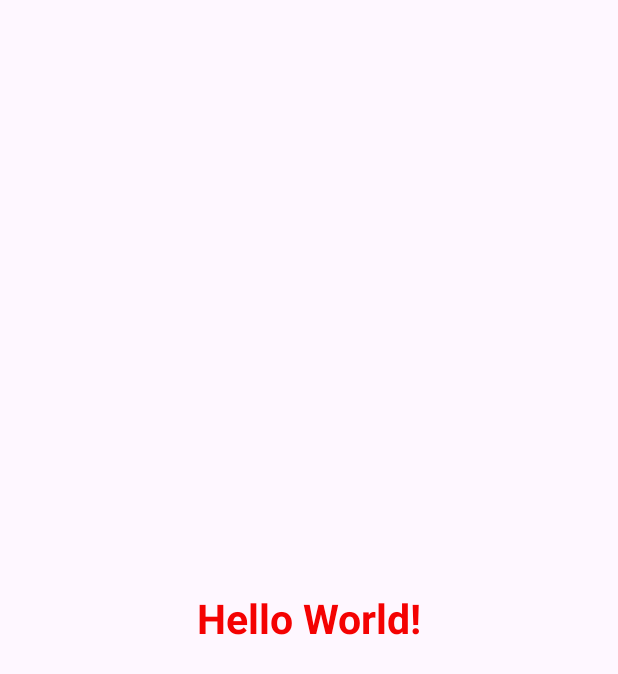
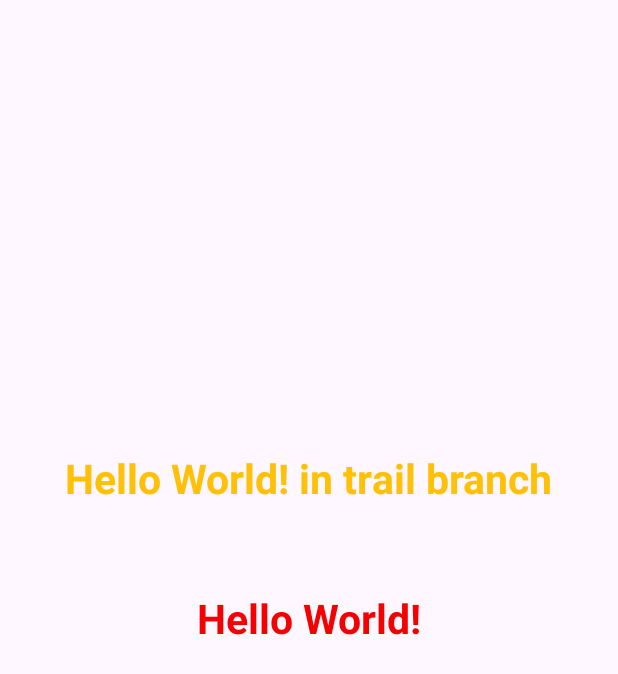
Before and after one commit to KaizokuAbhi/Final-News, an Android app: the screen it shows after launch (MainActivity), on a phone screen of 412 x 824 dp. Shown: the top 674 px of the screen. Run offline under Robolectric (Android 15) with nearby library versions, the phone set to English and light mode, and no system bars.

Commit message:
added another textview

```diff
--- a/app/src/main/res/layout/activity_main.xml
+++ b/app/src/main/res/layout/activity_main.xml
@@ -18,4 +18,16 @@
         app:layout_constraintStart_toStartOf="parent"
         app:layout_constraintTop_toTopOf="parent" />
 
+    <TextView
+        android:layout_width="wrap_content"
+        android:layout_height="wrap_content"
+        android:text="Hello World! in trail branch"
+        android:textSize="27sp"
+        android:textStyle="bold"
+        android:textColor="#FFC107"
+        android:layout_marginTop="300dp"
+        app:layout_constraintEnd_toEndOf="parent"
+        app:layout_constraintStart_toStartOf="parent"
+        app:layout_constraintTop_toTopOf="parent" />
+
 </androidx.constraintlayout.widget.ConstraintLayout>
```
